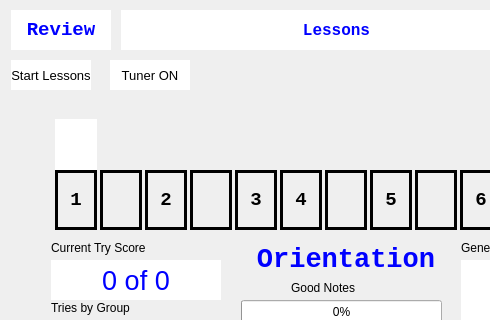
Above: widget.ui from knordine11/knThreadedQuizFull before the change; both pictures show x 0 to 490 and y 0 to 320 of the 690 by 510 pixel window. Below: the same form after it.
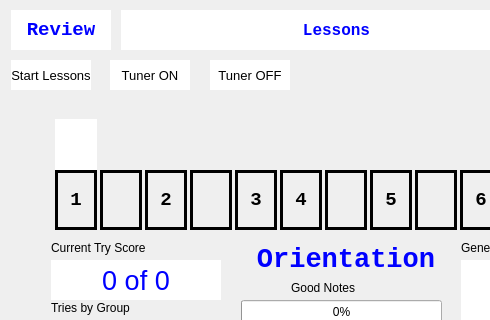
That is the form after the change.

Commit message: added tuner / pass rules and bug fix

```diff
--- a/widget.ui
+++ b/widget.ui
@@ -873,6 +873,29 @@
     <string>Tuner ON</string>
    </property>
   </widget>
+  <widget class="QPushButton" name="btnTunerOFF">
+   <property name="geometry">
+    <rect>
+     <x>210</x>
+     <y>60</y>
+     <width>80</width>
+     <height>30</height>
+    </rect>
+   </property>
+   <property name="font">
+    <font>
+     <pointsize>10</pointsize>
+    </font>
+   </property>
+   <property name="styleSheet">
+    <string notr="true">border: raised;
+border-width:2px;
+background:white;</string>
+   </property>
+   <property name="text">
+    <string>Tuner OFF</string>
+   </property>
+  </widget>
  </widget>
  <resources/>
  <connections/>
```
Left out of the diff: 2 changed lines with no effect on the pictures. The commit also changes 9 other files.
